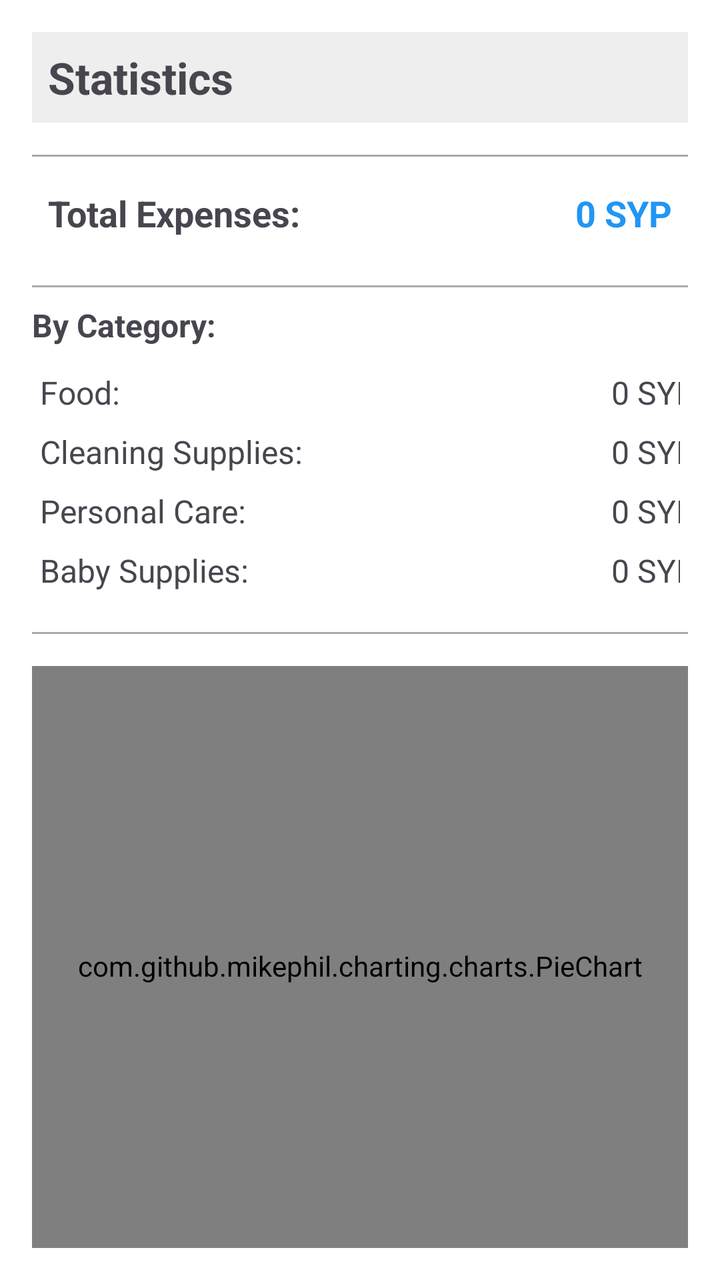
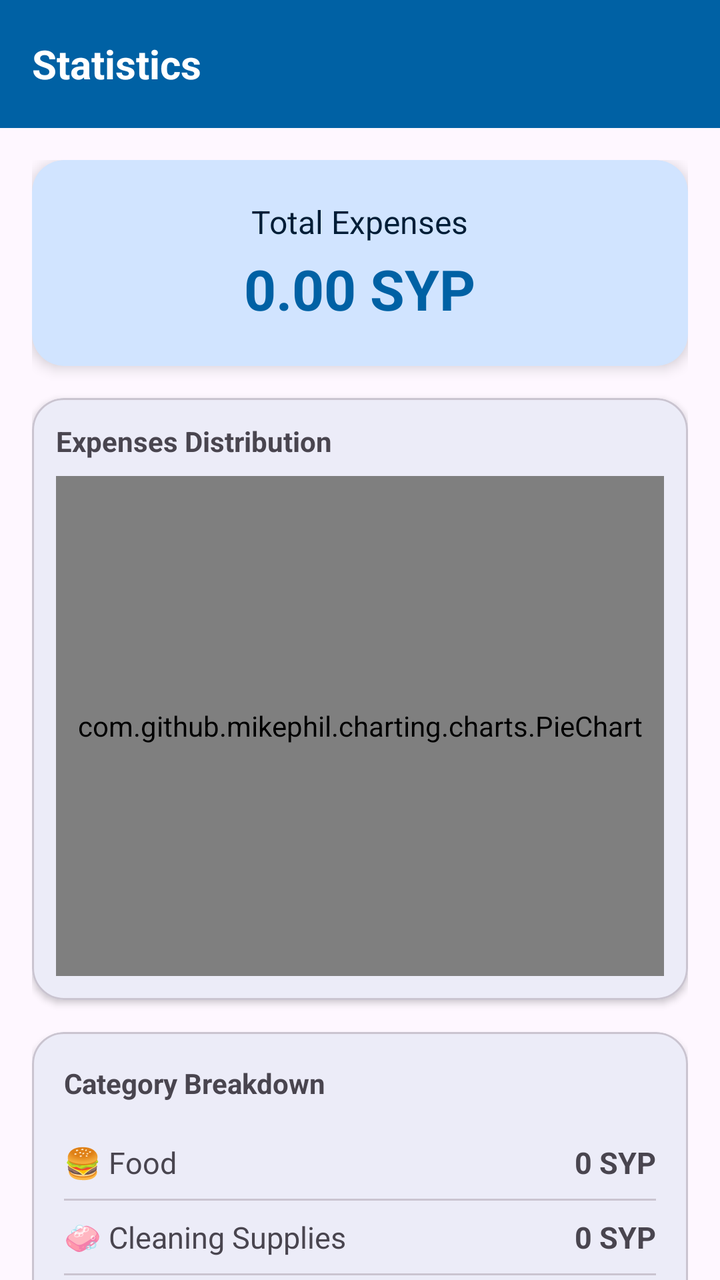

An Android layout rendered at two revisions. The XML below is the earlier revision; the diff shows what the commit changed to produce the second picture.
<!-- AndroidManifest.xml: application theme Theme.IWB303 -->
<!-- res/layout/activity_statistics.xml -->
<?xml version="1.0" encoding="utf-8"?>
<LinearLayout xmlns:android="http://schemas.android.com/apk/res/android"
    android:layout_width="match_parent"
    android:layout_height="match_parent"
    android:orientation="vertical"
    android:padding="16dp"
    android:background="#FFFFFF">

    <TextView
        android:layout_width="match_parent"
        android:layout_height="wrap_content"
        android:text="Statistics"
        android:textSize="22sp"
        android:textStyle="bold"
        android:padding="8dp"
        android:background="#EEEEEE"
        android:layout_marginBottom="16dp"/>

    <View
        android:layout_width="match_parent"
        android:layout_height="1dp"
        android:background="#AAAAAA"
        android:layout_marginBottom="8dp"/>

    <RelativeLayout
        android:layout_width="match_parent"
        android:layout_height="wrap_content"
        android:padding="8dp">
        <TextView
            android:layout_width="wrap_content"
            android:layout_height="wrap_content"
            android:text="Total Expenses:"
            android:textStyle="bold"
            android:textSize="18sp"/>
        <TextView
            android:id="@+id/tvStatTotal"
            android:layout_width="wrap_content"
            android:layout_height="wrap_content"
            android:layout_alignParentEnd="true"
            android:text="0 SYP"
            android:textStyle="bold"
            android:textSize="18sp"
            android:textColor="#2196F3"/>
    </RelativeLayout>

    <View
        android:layout_width="match_parent"
        android:layout_height="1dp"
        android:background="#AAAAAA"
        android:layout_marginTop="16dp"
        android:layout_marginBottom="8dp"/>

    <TextView
        android:layout_width="match_parent"
        android:layout_height="wrap_content"
        android:text="By Category:"
        android:textStyle="bold"
        android:textSize="16sp"
        android:layout_marginBottom="8dp"/>

    <TableLayout
        android:layout_width="match_parent"
        android:layout_height="wrap_content"
        android:stretchColumns="1">

        <TableRow android:padding="4dp">
            <TextView android:text="Food:" android:textSize="16sp"/>
            <TextView android:id="@+id/tvStatFood" android:gravity="end" android:text="0 SYP" android:textSize="16sp"/>
        </TableRow>

        <TableRow android:padding="4dp">
            <TextView android:text="Cleaning Supplies:" android:textSize="16sp"/>
            <TextView android:id="@+id/tvStatCleaning" android:gravity="end" android:text="0 SYP" android:textSize="16sp"/>
        </TableRow>

        <TableRow android:padding="4dp">
            <TextView android:text="Personal Care:" android:textSize="16sp"/>
            <TextView android:id="@+id/tvStatPersonal" android:gravity="end" android:text="0 SYP" android:textSize="16sp"/>
        </TableRow>

        <TableRow android:padding="4dp">
            <TextView android:text="Baby Supplies:" android:textSize="16sp"/>
            <TextView android:id="@+id/tvStatBaby" android:gravity="end" android:text="0 SYP" android:textSize="16sp"/>
        </TableRow>
    </TableLayout>

    <View
        android:layout_width="match_parent"
        android:layout_height="1dp"
        android:background="#AAAAAA"
        android:layout_marginTop="16dp"/>

    <com.github.mikephil.charting.charts.PieChart
        android:id="@+id/pieChart"
        android:layout_width="match_parent"
        android:layout_height="300dp"
        android:layout_marginTop="16dp"
        android:layout_marginBottom="16dp" />

    <Button
        android:id="@+id/btnBack"
        android:layout_width="match_parent"
        android:layout_height="wrap_content"
        android:layout_marginTop="16dp"
        android:text="Back to Home" />

</LinearLayout>
<!-- resources referenced by this layout -->
<resources>
  <style name="Theme.IWB303" parent="Base.Theme.IWB303" />
  <style name="Base.Theme.IWB303" parent="Theme.Material3.DayNight.NoActionBar">
          
          <item name="colorPrimary">@color/primary_light</item>
          <item name="colorPrimaryVariant">@color/primary_dark_light</item>
          <item name="colorSecondary">@color/accent_light</item>
  
          
          <item name="android:datePickerDialogTheme">@style/CustomDatePickerDialogTheme</item>
  
          
          <item name="android:statusBarColor">?attr/colorPrimaryVariant</item>
      </style>
  <color name="primary_light">#2196F3</color>
  <color name="primary_dark_light">#1976D2</color>
  <color name="accent_light">#FF4081</color>
  <style name="CustomDatePickerDialogTheme" parent="Theme.Material3.DayNight.Dialog">
          
          <item name="colorPrimary">?attr/colorPrimary</item>
          <item name="colorAccent">?attr/colorPrimary</item>
          <item name="android:headerBackground">?attr/colorPrimary</item>
          <item name="android:numbersTextColor">?attr/colorPrimary</item>
          <item name="android:buttonBarPositiveButtonStyle">@style/DatePickerButtonStyle</item>
          <item name="android:buttonBarNegativeButtonStyle">@style/DatePickerButtonStyle</item>
      </style>
  <style name="DatePickerButtonStyle" parent="Widget.Material3.Button.TextButton">
          <item name="android:textColor">?attr/colorPrimary</item>
      </style>
</resources>

<!-- the commit's change to res/layout/activity_statistics.xml (unified diff, before → after) -->
@@ -1,107 +1,168 @@
 <?xml version="1.0" encoding="utf-8"?>
 <LinearLayout xmlns:android="http://schemas.android.com/apk/res/android"
+    xmlns:app="http://schemas.android.com/apk/res-auto"
     android:layout_width="match_parent"
     android:layout_height="match_parent"
     android:orientation="vertical"
-    android:padding="16dp"
-    android:background="#FFFFFF">
+    android:background="?attr/colorSurface">
 
-    <TextView
+    <com.google.android.material.appbar.AppBarLayout
         android:layout_width="match_parent"
-        android:layout_height="wrap_content"
-        android:text="Statistics"
-        android:textSize="22sp"
-        android:textStyle="bold"
-        android:padding="8dp"
-        android:background="#EEEEEE"
-        android:layout_marginBottom="16dp"/>
+        android:layout_height="wrap_content">
+        <com.google.android.material.appbar.MaterialToolbar
+            android:layout_width="match_parent"
+            android:layout_height="?attr/actionBarSize"
+            android:background="?attr/colorPrimary">
+            <TextView
+                android:layout_width="wrap_content"
+                android:layout_height="wrap_content"
+                android:text="Statistics"
+                android:textColor="?attr/colorOnPrimary"
+                android:textSize="20sp"
+                android:textStyle="bold" />
+        </com.google.android.material.appbar.MaterialToolbar>
+    </com.google.android.material.appbar.AppBarLayout>
 
-    <View
+    <androidx.core.widget.NestedScrollView
         android:layout_width="match_parent"
-        android:layout_height="1dp"
-        android:background="#AAAAAA"
-        android:layout_marginBottom="8dp"/>
+        android:layout_height="0dp"
+        android:layout_weight="1">
 
-    <RelativeLayout
-        android:layout_width="match_parent"
-        android:layout_height="wrap_content"
-        android:padding="8dp">
-        <TextView
-            android:layout_width="wrap_content"
+        <LinearLayout
+            android:layout_width="match_parent"
             android:layout_height="wrap_content"
-            android:text="Total Expenses:"
-            android:textStyle="bold"
-            android:textSize="18sp"/>
-        <TextView
-            android:id="@+id/tvStatTotal"
-            android:layout_width="wrap_content"
-            android:layout_height="wrap_content"
-            android:layout_alignParentEnd="true"
-            android:text="0 SYP"
-            android:textStyle="bold"
-            android:textSize="18sp"
-            android:textColor="#2196F3"/>
-    </RelativeLayout>
+            android:orientation="vertical"
+            android:padding="16dp">
 
-    <View
-        android:layout_width="match_parent"
-        android:layout_height="1dp"
-        android:background="#AAAAAA"
-        android:layout_marginTop="16dp"
-        android:layout_marginBottom="8dp"/>
+            
+            <com.google.android.material.card.MaterialCardView
+                android:layout_width="match_parent"
+                android:layout_height="wrap_content"
+                app:cardCornerRadius="16dp"
+                app:cardElevation="4dp"
+                app:strokeWidth="0dp"
+                app:cardBackgroundColor="?attr/colorPrimaryContainer"
+                android:layout_marginBottom="16dp">
 
-    <TextView
-        android:layout_width="match_parent"
-        android:layout_height="wrap_content"
-        android:text="By Category:"
-        android:textStyle="bold"
-        android:textSize="16sp"
-        android:layout_marginBottom="8dp"/>
+                <LinearLayout
+                    android:layout_width="match_parent"
+                    android:layout_height="wrap_content"
+                    android:orientation="vertical"
+                    android:padding="20dp"
+                    android:gravity="center">
 
-    <TableLayout
-        android:layout_width="match_parent"
-        android:layout_height="wrap_content"
-        android:stretchColumns="1">
+                    <TextView
+                        android:layout_width="wrap_content"
+                        android:layout_height="wrap_content"
+                        android:text="Total Expenses"
+                        android:textSize="16sp"
+                        android:textColor="?attr/colorOnPrimaryContainer" />
 
-        <TableRow android:padding="4dp">
-            <TextView android:text="Food:" android:textSize="16sp"/>
-            <TextView android:id="@+id/tvStatFood" android:gravity="end" android:text="0 SYP" android:textSize="16sp"/>
-        </TableRow>
+                    <TextView
+                        android:id="@+id/tvStatTotal"
+                        android:layout_width="wrap_content"
+                        android:layout_height="wrap_content"
+                        android:text="0.00 SYP"
+                        android:textSize="28sp"
+                        android:textStyle="bold"
+                        android:textColor="?attr/colorPrimary"
+                        android:layout_marginTop="4dp" />
+                </LinearLayout>
+            </com.google.android.material.card.MaterialCardView>
 
-        <TableRow android:padding="4dp">
-            <TextView android:text="Cleaning Supplies:" android:textSize="16sp"/>
-            <TextView android:id="@+id/tvStatCleaning" android:gravity="end" android:text="0 SYP" android:textSize="16sp"/>
-        </TableRow>
+            
+            <com.google.android.material.card.MaterialCardView
+                android:layout_width="match_parent"
+                android:layout_height="wrap_content"
+                app:cardCornerRadius="16dp"
+                app:cardElevation="2dp"
+                app:strokeWidth="1dp"
+                app:strokeColor="?attr/colorOutlineVariant"
+                android:layout_marginBottom="16dp">
 
-        <TableRow android:padding="4dp">
-            <TextView android:text="Personal Care:" android:textSize="16sp"/>
-            <TextView android:id="@+id/tvStatPersonal" android:gravity="end" android:text="0 SYP" android:textSize="16sp"/>
-        </TableRow>
+                <LinearLayout
+                    android:layout_width="match_parent"
+                    android:layout_height="wrap_content"
+                    android:orientation="vertical"
+                    android:padding="12dp">
 
-        <TableRow android:padding="4dp">
-            <TextView android:text="Baby Supplies:" android:textSize="16sp"/>
-            <TextView android:id="@+id/tvStatBaby" android:gravity="end" android:text="0 SYP" android:textSize="16sp"/>
-        </TableRow>
-    </TableLayout>
+                    <TextView
+                        android:layout_width="wrap_content"
+                        android:layout_height="wrap_content"
+                        android:text="Expenses Distribution"
+                        android:textStyle="bold"
+                        android:layout_marginBottom="8dp"/>
 
-    <View
-        android:layout_width="match_parent"
-        android:layout_height="1dp"
-        android:background="#AAAAAA"
-        android:layout_marginTop="16dp"/>
+                    <com.github.mikephil.charting.charts.PieChart
+                        android:id="@+id/pieChart"
+                        android:layout_width="match_parent"
+                        android:layout_height="250dp" />
+                </LinearLayout>
+            </com.google.android.material.card.MaterialCardView>
 
-    <com.github.mikephil.charting.charts.PieChart
-        android:id="@+id/pieChart"
-        android:layout_width="match_parent"
-        android:layout_height="300dp"
-        android:layout_marginTop="16dp"
-        android:layout_marginBottom="16dp" />
+            
+            <com.google.android.material.card.MaterialCardView
+                android:layout_width="match_parent"
+                android:layout_height="wrap_content"
+                app:cardCornerRadius="16dp"
+                app:cardElevation="2dp"
+                app:strokeWidth="1dp"
+                app:strokeColor="?attr/colorOutlineVariant"
+                android:layout_marginBottom="16dp">
 
-    <Button
-        android:id="@+id/btnBack"
-        android:layout_width="match_parent"
-        android:layout_height="wrap_content"
-        android:layout_marginTop="16dp"
-        android:text="Back to Home" />
+                <LinearLayout
+                    android:layout_width="match_parent"
+                    android:layout_height="wrap_content"
+                    android:orientation="vertical"
+                    android:padding="16dp">
+
+                    <TextView
+                        android:layout_width="wrap_content"
+                        android:layout_height="wrap_content"
+                        android:text="Category Breakdown"
+                        android:textStyle="bold"
+                        android:layout_marginBottom="12dp"/>
+
+                    <TableLayout
+                        android:layout_width="match_parent"
+                        android:layout_height="wrap_content"
+                        android:stretchColumns="1">
+
+                        <TableRow android:paddingVertical="8dp">
+                            <TextView android:text="🍔 Food" android:textSize="15sp"/>
+                            <TextView android:id="@+id/tvStatFood" android:gravity="end" android:text="0 SYP" android:textSize="15sp" android:textStyle="bold"/>
+                        </TableRow>
+                        <View android:layout_height="1dp" android:background="?attr/colorOutlineVariant" />
+
+                        <TableRow android:paddingVertical="8dp">
+                            <TextView android:text="🧼 Cleaning Supplies" android:textSize="15sp"/>
+                            <TextView android:id="@+id/tvStatCleaning" android:gravity="end" android:text="0 SYP" android:textSize="15sp" android:textStyle="bold"/>
+                        </TableRow>
+                        <View android:layout_height="1dp" android:background="?attr/colorOutlineVariant" />
+
+                        <TableRow android:paddingVertical="8dp">
+                            <TextView android:text="🧴 Personal Care" android:textSize="15sp"/>
+                            <TextView android:id="@+id/tvStatPersonal" android:gravity="end" android:text="0 SYP" android:textSize="15sp" android:textStyle="bold"/>
+                        </TableRow>
+                        <View android:layout_height="1dp" android:background="?attr/colorOutlineVariant" />
+
+                        <TableRow android:paddingVertical="8dp">
+                            <TextView android:text="👶 Baby Supplies" android:textSize="15sp"/>
+                            <TextView android:id="@+id/tvStatBaby" android:gravity="end" android:text="0 SYP" android:textSize="15sp" android:textStyle="bold"/>
+                        </TableRow>
+                    </TableLayout>
+                </LinearLayout>
+            </com.google.android.material.card.MaterialCardView>
+
+            <Button
+                android:id="@+id/btnBack"
+                style="@style/Widget.Material3.Button"
+                android:layout_width="match_parent"
+                android:layout_height="wrap_content"
+                android:text="Back to Home"
+                android:layout_marginBottom="16dp"/>
+
+        </LinearLayout>
+    </androidx.core.widget.NestedScrollView>
 
 </LinearLayout>
<!-- resource entries referenced after the edit -->
@@ -4,18 +4,20 @@
   <style name="Base.Theme.IWB303" parent="Theme.Material3.DayNight.NoActionBar">
           
           <item name="colorPrimary">@color/primary_light</item>
-          <item name="colorPrimaryVariant">@color/primary_dark_light</item>
-          <item name="colorSecondary">@color/accent_light</item>
+          <item name="colorSecondary">@color/secondary_light</item>
+          <item name="colorPrimaryContainer">@color/primary_container_light</item>
+          <item name="colorOnPrimaryContainer">@color/on_primary_container_light</item>
   
           
           <item name="android:datePickerDialogTheme">@style/CustomDatePickerDialogTheme</item>
   
           
-          <item name="android:statusBarColor">?attr/colorPrimaryVariant</item>
+          <item name="android:statusBarColor">?attr/colorPrimary</item>
       </style>
-  <color name="primary_light">#2196F3</color>
-  <color name="primary_dark_light">#1976D2</color>
-  <color name="accent_light">#FF4081</color>
+  <color name="primary_light">#0061A4</color>
+  <color name="secondary_light">#535F70</color>
+  <color name="primary_container_light">#D1E4FF</color>
+  <color name="on_primary_container_light">#001D36</color>
   <style name="CustomDatePickerDialogTheme" parent="Theme.Material3.DayNight.Dialog">
           
           <item name="colorPrimary">?attr/colorPrimary</item>
